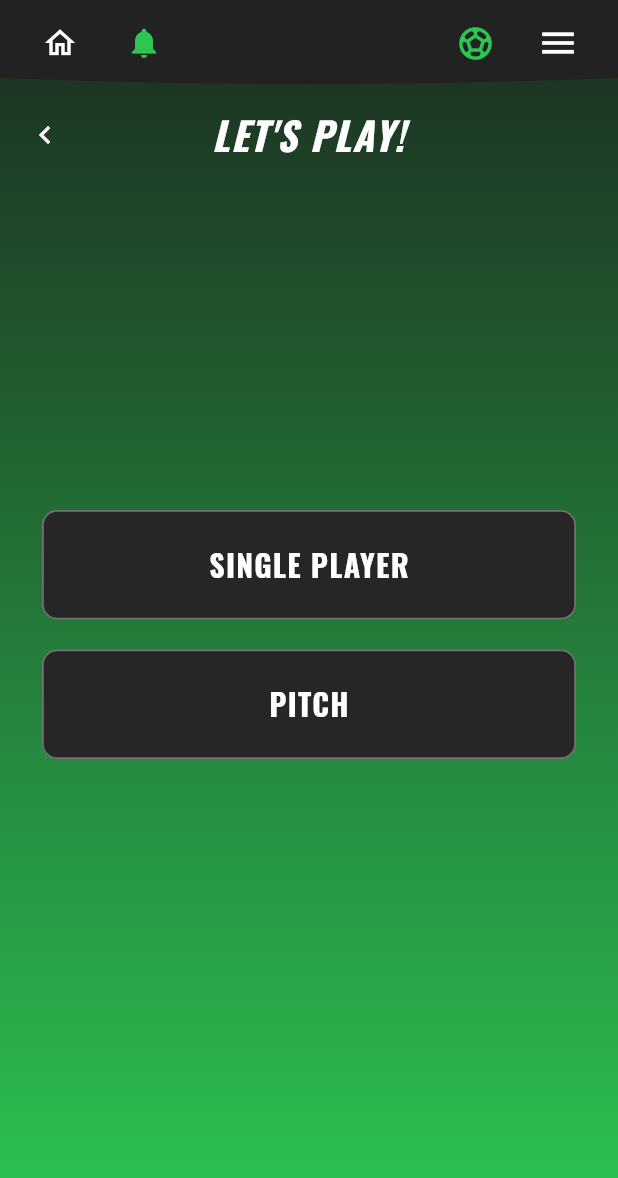
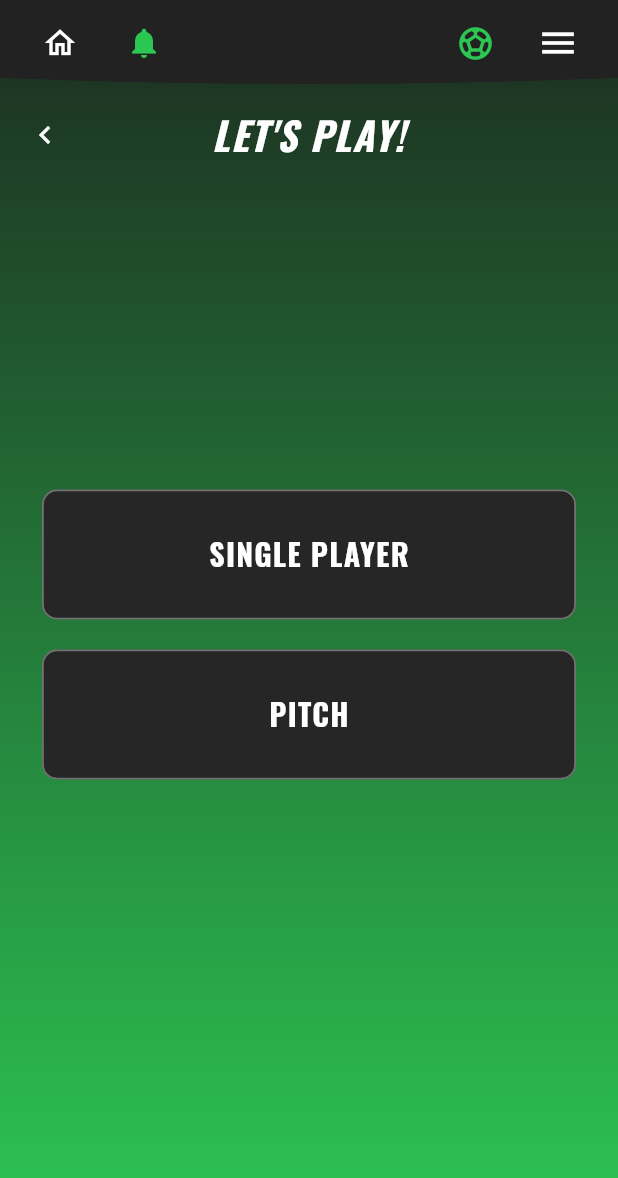
Before and after one commit to rokko/besteamapp, a Flutter app: the PlayPage screen opened by its route, on a phone screen of 412 x 824 dp. Shown: the top 1178 px of the screen. Run offline on Flutter 3.47's test engine with Material 3 defaults, Android fonts, the phone set to English and light mode, and no system bars; our stand-ins replace go_router, google_fonts, smooth_page_indicator; missing offline and left inert: mobile_scanner.

Commit message:
feat: implement play selection menu and single player training category pages

```diff
--- a/lib/playpage/play_page.dart
+++ b/lib/playpage/play_page.dart
@@ -119,14 +119,19 @@ class _PlayButton extends StatelessWidget {
 
   @override
   Widget build(BuildContext context) {
-    return OutlinedButton(
+    return SizedBox(
+      width: 336,
+      height: 86.65,
+      child: OutlinedButton(
         onPressed: onTap,
         style: OutlinedButton.styleFrom(
           backgroundColor: const Color(0xFF262626),
           side: BorderSide(color: Colors.white.withOpacity(0.35), width: 1.2),
           shape: RoundedRectangleBorder(borderRadius: BorderRadius.circular(10)),
-        padding: const EdgeInsets.symmetric(vertical: 22),
+          // Adjust padding to fill the SizedBox appropriately
+          padding: EdgeInsets.zero,
         ),
+        child: Center(
           child: Text(
             label,
             style: GoogleFonts.oswald(
@@ -136,6 +141,8 @@ class _PlayButton extends StatelessWidget {
               letterSpacing: .8,
             ),
           ),
+        ),
+      ),
     );
   }
 }
--- a/lib/playpage/single_page_training.dart
+++ b/lib/playpage/single_page_training.dart
@@ -61,10 +61,10 @@ class _SingleTrainingPageState extends State<SingleTrainingPage> {
                           Text(
                             'WHAT KIND OF TRAINING',
                             style: GoogleFonts.oswald(
-                              fontSize: 22,
+                              fontSize: 32,
                               fontStyle: FontStyle.italic,
                               fontWeight: FontWeight.w800,
-                              color: Colors.white,
+                              color: Color.fromRGBO(255, 253, 253, 1),
                               letterSpacing: .8,
                             ),
                           ),
```
Lines whose indentation alone changed are shown as unchanged.
